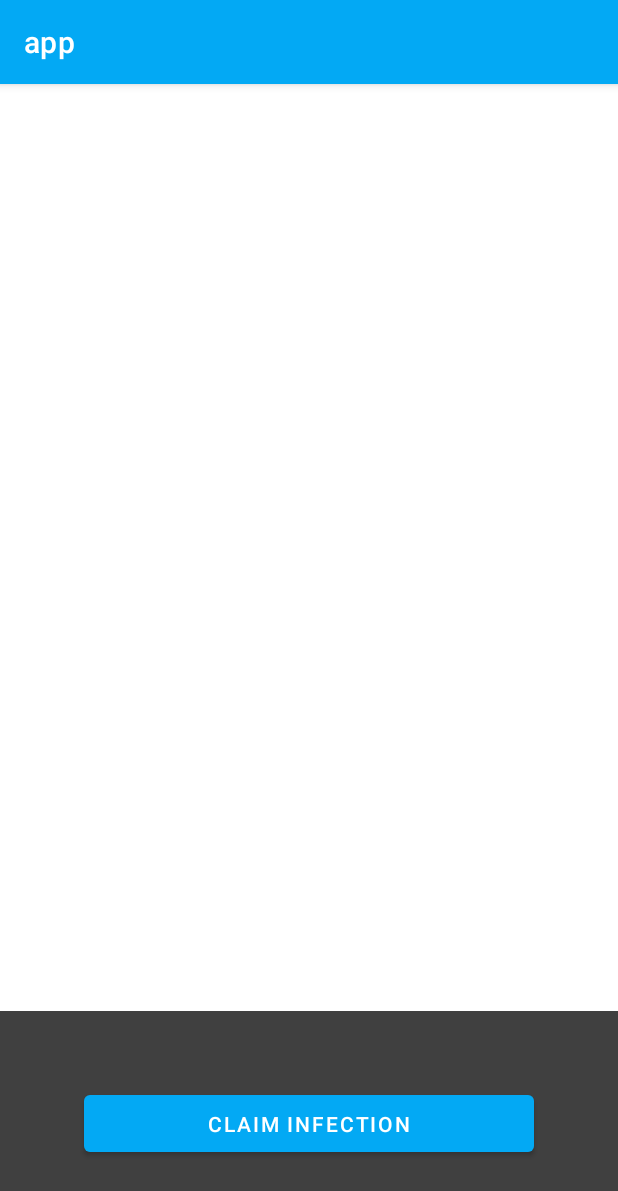
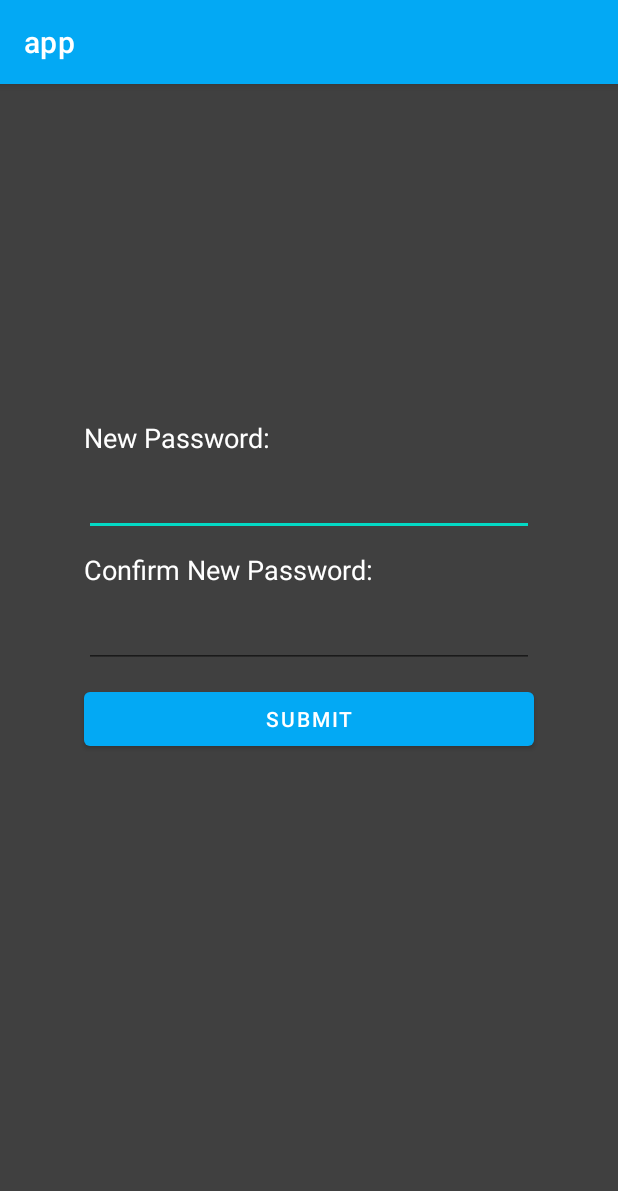
Before and after one commit to AfonsoG6/A28-CT, an Android app: the screen it shows after launch (MainActivity before the commit, SetPasswordActivity after it), on a phone screen of 412 x 824 dp. Shown: the top 1191 px of the screen. Run offline under Robolectric (Android 15) with nearby library versions, the phone set to English and light mode, and no system bars.

Commit message:
Password creation; KeyPair creation; Hashing and obfuscation of values used for secure storage

```diff
--- a/app/src/main/java/com/example/app/IncomingMsgManager.java
+++ b/app/src/main/java/com/example/app/IncomingMsgManager.java
@@ -2,7 +2,7 @@ package com.example.app;
 
 import android.content.Context;
 import com.example.app.bluetooth.BleMessage;
-import com.example.app.database.DatabaseHelper;
+import com.example.app.helpers.DatabaseHelper;
 
 public class IncomingMsgManager {
 	//TODO: Implement Receiving Contact Messages
--- a/app/src/main/java/com/example/app/OutgoingMsgManager.java
+++ b/app/src/main/java/com/example/app/OutgoingMsgManager.java
@@ -6,9 +6,9 @@ import android.content.Context;
 import com.example.app.bluetooth.BleMessage;
 import com.example.app.bluetooth.BleScanner;
 import com.example.app.bluetooth.ContactServer;
-import com.example.app.database.DatabaseHelper;
 import com.example.app.exceptions.DatabaseInsertionFailedException;
 import com.example.app.exceptions.NotFoundInDatabaseException;
+import com.example.app.helpers.DatabaseHelper;
 
 import java.io.ByteArrayOutputStream;
 import java.io.IOException;
--- a/app/src/main/java/com/example/app/activities/ICCActivity.java
+++ b/app/src/main/java/com/example/app/activities/ICCActivity.java
@@ -8,6 +8,7 @@ import android.widget.TextView;
 import androidx.appcompat.app.AppCompatActivity;
 import com.example.app.HubFrontend;
 import com.example.app.R;
+import com.example.app.activities.utils.ICCInputFilter;
 import com.example.hub.grpc.Hub;
 import io.grpc.Status;
 import io.grpc.StatusRuntimeException;
--- a/app/src/main/java/com/example/app/activities/MainActivity.java
+++ b/app/src/main/java/com/example/app/activities/MainActivity.java
@@ -11,11 +11,9 @@ import android.view.View;
 import androidx.annotation.Nullable;
 import androidx.appcompat.app.AppCompatActivity;
 import androidx.core.content.ContextCompat;
-import android.widget.EditText;
-import android.widget.Toast;
 import com.example.app.ContactTracingService;
-import com.example.app.HubFrontend;
 import com.example.app.R;
+import com.example.app.helpers.SharedPrefsHelper;
 
 public class MainActivity extends AppCompatActivity {
 
@@ -29,7 +27,7 @@ public class MainActivity extends AppCompatActivity {
 	protected void onCreate(Bundle savedInstanceState) {
 		super.onCreate(savedInstanceState);
 		setContentView(R.layout.activity_main);
-    startForegroundService(new Intent(this, ContactTracingService.class));
+		startForegroundService(new Intent(this, ContactTracingService.class));
 		adapter = ((BluetoothManager) getSystemService(Context.BLUETOOTH_SERVICE)).getAdapter();
 		if (adapter == null)
 			return;
--- /dev/null
+++ b/app/src/main/java/com/example/app/activities/SetPasswordActivity.java
@@ -0,0 +1,81 @@
+package com.example.app.activities;
+
+import android.content.Intent;
+import android.graphics.Color;
+import android.os.Bundle;
+import android.text.InputFilter;
+import android.util.Log;
+import android.view.View;
+import android.widget.EditText;
+import android.widget.TextView;
+import android.widget.Toast;
+import androidx.appcompat.app.AppCompatActivity;
+import com.example.app.R;
+import com.example.app.SecureStorageManager;
+import com.example.app.activities.utils.PasswordInputFilter;
+import com.example.app.exceptions.PasswordSetFailedException;
+import com.example.app.helpers.SharedPrefsHelper;
+
+public class SetPasswordActivity extends AppCompatActivity {
+	private static final String TAG = "SetPasswordActivity";
+	private static final int MIN_PASSWORD_LENGTH = 8;
+
+	private TextView passwordFeedback;
+	private EditText passwordEditText;
+	private EditText confirmPasswordEditText;
+
+	@Override
+	protected void onCreate(Bundle savedInstanceState) {
+		super.onCreate(savedInstanceState);
+
+		SharedPrefsHelper spHelper = new SharedPrefsHelper(getApplicationContext());
+		if (spHelper.hasPasswordSet()) {
+			Log.i(TAG, "Password already set, redirecting to main activity");
+			Intent intent = new Intent(this, MainActivity.class);
+			startActivity(intent);
+			finish();
+			return;
+		}
+
+		setContentView(R.layout.activity_set_password);
+
+		passwordFeedback = findViewById(R.id.passwordFeedback);
+		passwordEditText = findViewById(R.id.passwordEditText);
+		confirmPasswordEditText = findViewById(R.id.confirmPasswordEditText);
+		InputFilter[] filters = {new PasswordInputFilter()};
+		passwordEditText.setFilters(filters);
+		confirmPasswordEditText.setFilters(filters);
+	}
+
+	public void onClickSubmitPassword(View view) {
+		String password = passwordEditText.getText().toString();
+		String confirmPassword = confirmPasswordEditText.getText().toString();
+		if (password.length() < MIN_PASSWORD_LENGTH) {
+			passwordFeedback.setText("Password must be at least "+ MIN_PASSWORD_LENGTH + " characters long");
+			passwordFeedback.setTextColor(Color.RED);
+			passwordFeedback.setVisibility(View.VISIBLE);
+			return;
+		}
+		if (!password.equals(confirmPassword)) {
+			passwordFeedback.setText("Passwords do not match");
+			passwordFeedback.setTextColor(Color.RED);
+			passwordFeedback.setVisibility(View.VISIBLE);
+			return;
+		}
+		try {
+			new SecureStorageManager(this).setPassword(password);
+		}
+		catch (PasswordSetFailedException e) {
+			e.printStackTrace();
+			passwordFeedback.setText("Internal error occurred");
+			passwordFeedback.setTextColor(Color.RED);
+			passwordFeedback.setVisibility(View.VISIBLE);
+			return;
+		}
+
+		Toast.makeText(this, "Success!", Toast.LENGTH_SHORT).show();
+		Intent intent = new Intent(this, MainActivity.class);
+		startActivity(intent);
+		finish();
+	}
+}
--- a/app/src/main/java/com/example/app/activities/ICCInputFilter.java
+++ b/app/src/main/java/com/example/app/activities/utils/ICCInputFilter.java
@@ -1,6 +1,7 @@
-package com.example.app.activities;
+package com.example.app.activities.utils;
 
-import android.text.*;
+import android.text.InputFilter;
+import android.text.Spanned;
 
 import java.util.regex.Pattern;
 
--- a/app/src/main/java/com/example/app/database/DatabaseHelper.java
+++ b/app/src/main/java/com/example/app/helpers/DatabaseHelper.java
@@ -1,4 +1,4 @@
-package com.example.app.database;
+package com.example.app.helpers;
 
 import android.content.ContentValues;
 import android.content.Context;
--- /dev/null
+++ b/app/src/main/res/layout/activity_set_password.xml
@@ -0,0 +1,118 @@
+<?xml version="1.0" encoding="utf-8"?>
+<androidx.constraintlayout.widget.ConstraintLayout xmlns:android="http://schemas.android.com/apk/res/android"
+    xmlns:tools="http://schemas.android.com/tools"
+    xmlns:app="http://schemas.android.com/apk/res-auto"
+    android:layout_width="match_parent"
+    android:layout_height="match_parent"
+    tools:context=".activities.SetPasswordActivity">
+
+    <ImageView
+        android:id="@+id/imageView"
+        android:layout_width="0dp"
+        android:layout_height="0dp"
+        android:alpha="0.75"
+        android:src="@android:drawable/screen_background_dark"
+        app:layout_constraintBottom_toBottomOf="parent"
+        app:layout_constraintEnd_toEndOf="parent"
+        app:layout_constraintHorizontal_bias="0.0"
+        app:layout_constraintStart_toStartOf="parent"
+        app:layout_constraintTop_toTopOf="parent"
+        app:layout_constraintVertical_bias="0.0"
+        tools:ignore="ContentDescription" />
+
+    <TextView
+        android:id="@+id/passwordPrompt"
+        android:layout_width="0dp"
+        android:layout_height="wrap_content"
+        android:text="New Password:"
+        android:textAlignment="viewStart"
+        android:textColor="@color/white"
+        android:textSize="18sp"
+        app:layout_constraintBottom_toBottomOf="parent"
+        app:layout_constraintEnd_toEndOf="@+id/passwordEditText"
+        app:layout_constraintStart_toStartOf="@+id/passwordEditText"
+        app:layout_constraintTop_toTopOf="parent"
+        app:layout_constraintVertical_bias="0.3" />
+
+    <EditText
+        android:id="@+id/passwordEditText"
+        android:layout_width="300dp"
+        android:layout_height="wrap_content"
+        android:layout_marginTop="5dp"
+        android:ems="10"
+        android:importantForAutofill="no"
+        android:inputType="textPassword"
+        android:minHeight="48dp"
+        android:textColor="@color/white"
+        app:layout_constraintBottom_toBottomOf="parent"
+        app:layout_constraintEnd_toEndOf="parent"
+        app:layout_constraintStart_toStartOf="parent"
+        app:layout_constraintTop_toBottomOf="@+id/passwordPrompt"
+        app:layout_constraintVertical_bias="0.0"
+        tools:ignore="SpeakableTextPresentCheck" />
+
+    <TextView
+        android:id="@+id/confirmPasswordPrompt"
+        android:layout_width="0dp"
+        android:layout_height="wrap_content"
+        android:layout_marginTop="10dp"
+        android:text="Confirm New Password:"
+        android:textAlignment="viewStart"
+        android:textColor="@color/white"
+        android:textSize="18sp"
+        app:layout_constraintBottom_toBottomOf="parent"
+        app:layout_constraintEnd_toEndOf="@+id/confirmPasswordEditText"
+        app:layout_constraintHorizontal_bias="0.0"
+        app:layout_constraintStart_toStartOf="@+id/confirmPasswordEditText"
+        app:layout_constraintTop_toBottomOf="@+id/passwordEditText"
+        app:layout_constraintVertical_bias="0.0" />
+
+    <EditText
+        android:id="@+id/confirmPasswordEditText"
+        android:layout_width="300dp"
+        android:layout_height="wrap_content"
+        android:layout_marginTop="5dp"
+        android:ems="10"
+        android:importantForAutofill="no"
+        android:inputType="textPassword"
+        android:minHeight="48dp"
+        android:textColor="@color/white"
+        app:layout_constraintBottom_toBottomOf="parent"
+        app:layout_constraintEnd_toEndOf="parent"
+        app:layout_constraintHorizontal_bias="0.502"
+        app:layout_constraintStart_toStartOf="parent"
+        app:layout_constraintTop_toBottomOf="@+id/confirmPasswordPrompt"
+        app:layout_constraintVertical_bias="0.0"
+        tools:ignore="SpeakableTextPresentCheck" />
+
+    <Button
+        android:id="@+id/passwordConfirmButton"
+        android:layout_width="0dp"
+        android:layout_height="wrap_content"
+        android:layout_marginTop="10dp"
+        android:onClick="onClickSubmitPassword"
+        android:text="Submit"
+        app:layout_constraintBottom_toBottomOf="parent"
+        app:layout_constraintEnd_toEndOf="@+id/confirmPasswordEditText"
+        app:layout_constraintHorizontal_bias="0.0"
+        app:layout_constraintStart_toStartOf="@+id/confirmPasswordEditText"
+        app:layout_constraintTop_toBottomOf="@+id/confirmPasswordEditText"
+        app:layout_constraintVertical_bias="0.0"
+        tools:ignore="TextContrastCheck" />
+
+    <TextView
+        android:id="@+id/passwordFeedback"
+        android:layout_width="0dp"
+        android:layout_height="wrap_content"
+        android:layout_marginTop="5dp"
+        android:text=""
+        android:textAlignment="center"
+        android:visibility="invisible"
+        app:layout_constraintBottom_toBottomOf="@+id/imageView"
+        app:layout_constraintEnd_toEndOf="parent"
+        app:layout_constraintHorizontal_bias="0.0"
+        app:layout_constraintStart_toStartOf="parent"
+        app:layout_constraintTop_toBottomOf="@+id/passwordConfirmButton"
+        app:layout_constraintVertical_bias="0.0" />
+
+</androidx.constraintlayout.widget.ConstraintLayout>
```
Also changed, not shown: app/src/main/AndroidManifest.xml (+8 -5 lines), app/src/main/java/com/example/app/SecureStorageManager.java (added, +106 -0 lines), app/src/main/java/com/example/app/activities/utils/PasswordInputFilter.java (added, +28 -0 lines), app/src/main/java/com/example/app/exceptions/PasswordSetFailedException.java (added, +11 -0 lines), app/src/main/java/com/example/app/helpers/SharedPrefsHelper.java (added, +76 -0 lines).
